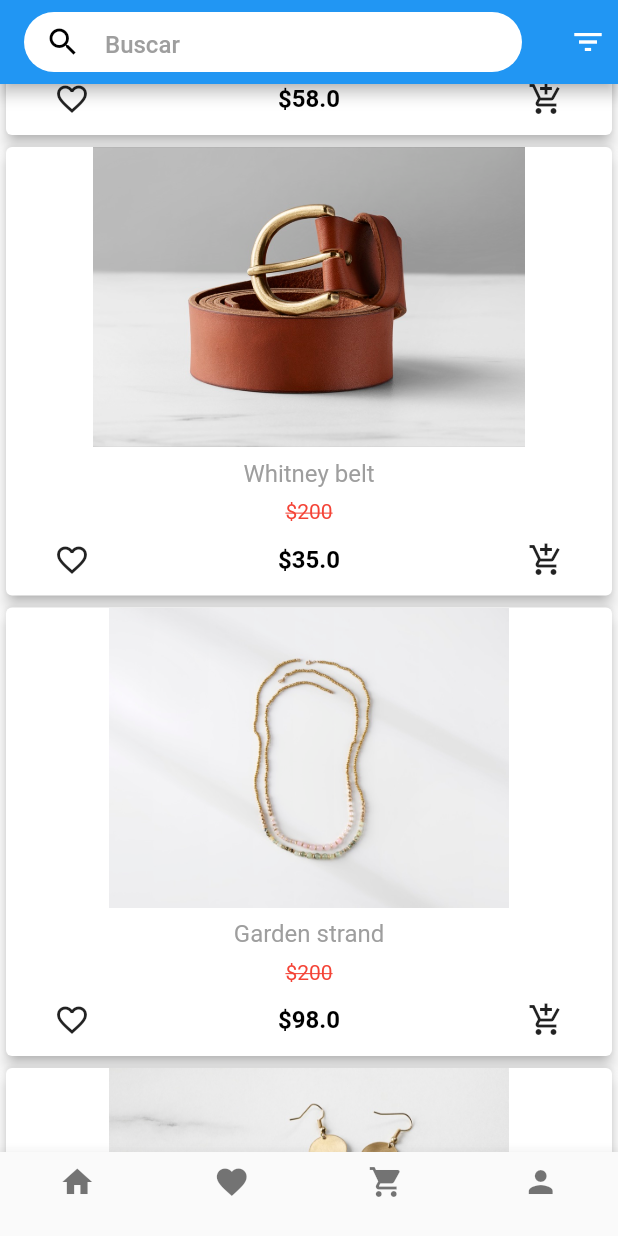
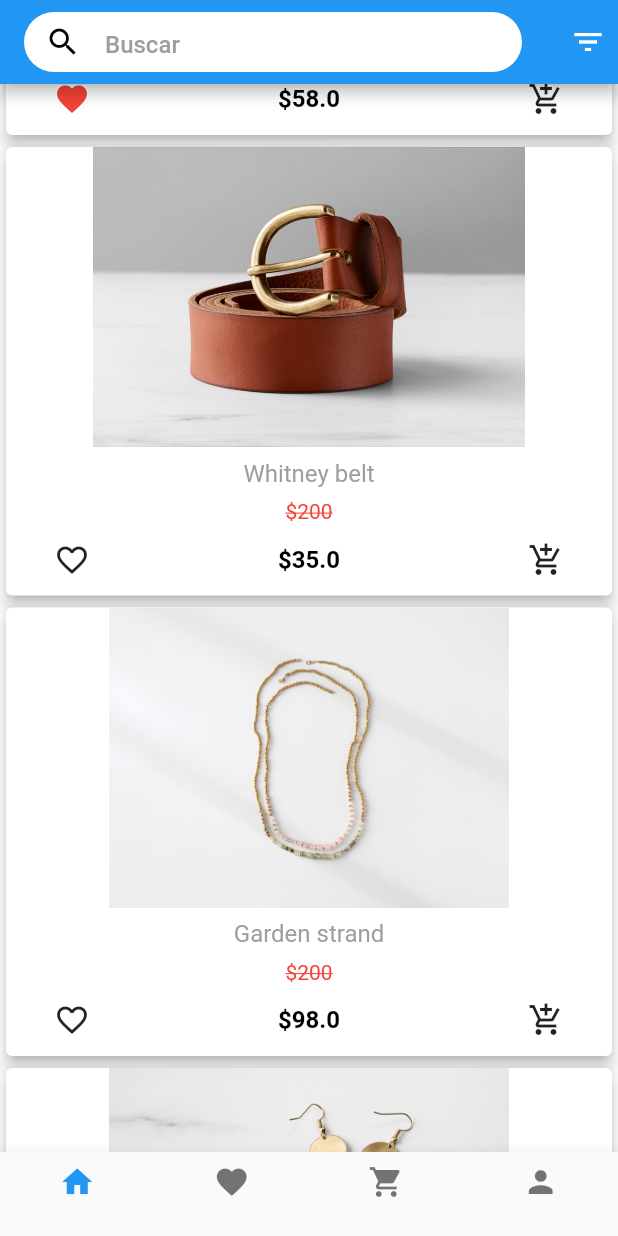
Before and after one commit to guillermolopez3/ecommerce, a Flutter app: the screen it shows after launch, scrolled down 576 dp, after a tap on the "favorite outline" icon, on a phone screen of 412 x 824 dp. Run offline on Flutter 3.47's test engine with Material 2 defaults, Android fonts, the phone set to English and light mode, and no system bars.

Commit message:
el diseño para la lista de productos, favoritos y el carrito esta listo

```diff
--- a/e_commerce/lib/home.dart
+++ b/e_commerce/lib/home.dart
@@ -5,6 +5,8 @@ import 'model/product.dart';
 import 'item_list_product.dart';
 import 'search.dart';
 import 'category_filter.dart';
+import 'favoritos/ui/favoritos_screen.dart';
+import 'carrito/carrito_screen.dart';
 
 class Home extends StatefulWidget {
   @override
@@ -12,10 +14,33 @@ class Home extends StatefulWidget {
 }
 
 class _HomeState extends State<Home> {
+  int _index = 0;
+  final List<Widget> _body = [Body(),FavoritoScreen(),Carrito()];
+  final List<String> _tituloAppBar = ['Mis Favoritos', 'Carrito', 'Perfil'];
   @override
   Widget build(BuildContext context) {
     return Scaffold(
-      appBar: AppBar(
+      appBar: _index ==0 ? _appBarWithSearch() : _simpleAppBar(),
+      body: _body[_index],
+      bottomNavigationBar: BottomNavigationBar(
+          currentIndex: _index,
+          onTap: _onTapped,
+          type: BottomNavigationBarType.fixed,
+          fixedColor: Colors.blue,
+          items: [
+            BottomNavigationBarItem(icon: Icon( Icons.home, ), title:  Padding(padding: EdgeInsets.all(0))),
+            BottomNavigationBarItem(icon: Icon( Icons.favorite,), title:  Padding(padding: EdgeInsets.all(0))),
+            BottomNavigationBarItem(icon: _iconCarritoConProductos(), title:  Padding(padding: EdgeInsets.all(0))),
+            BottomNavigationBarItem(icon: Icon( Icons.person), title:  Padding(padding: EdgeInsets.all(0))),
+          ]
+      ),
+    );
+  }
+
+  //apBar con el filtro y con la busqueda, aparece solo cuando estoy en el index 0
+  AppBar _appBarWithSearch()
+  {
+    return AppBar(
       title: _searchBtn(context),
       actions: <Widget>[
         IconButton(icon: IconButton(icon: Icon(Icons.filter_list, color: Colors.white,), onPressed: (){
@@ -28,28 +53,27 @@ class _HomeState extends State<Home> {
         }),
         )
       ],
-      ),
-      body: Body(),
-      bottomNavigationBar: BottomNavigationBar(
-          onTap: (index){
+    );
+  }
 
-          },
-          type: BottomNavigationBarType.fixed,
-          fixedColor: Colors.black54,
-          items: [
-            BottomNavigationBarItem(icon: Icon( Icons.home, color: Colors.black54,), title:  Padding(padding: EdgeInsets.all(0))),
-            BottomNavigationBarItem(icon: Icon( Icons.favorite, color: Colors.black54), title:  Padding(padding: EdgeInsets.all(0))),
-            BottomNavigationBarItem(icon: _iconCarritoConProductos(), title:  Padding(padding: EdgeInsets.all(0))),
-            BottomNavigationBarItem(icon: Icon( Icons.person, color: Colors.black54), title:  Padding(padding: EdgeInsets.all(0))),
-          ]
-      ),
+  AppBar _simpleAppBar()
+  {
+    return AppBar(
+      title: Text(_tituloAppBar[_index - 1]),
     );
+  }
+
+  void _onTapped(int index)
+  {
+      setState(() {
+        _index = index;
+      });
   }
 
   //agrego al icono del carrito un circulo indicador de cant de items agregados o ninguno
   _iconCarritoConProductos()=> Stack(
     children: <Widget>[
-      Icon( Icons.shopping_cart, color: Colors.black54,),
+      Icon( Icons.shopping_cart),
       ScopedModelDescendant<AppStateModel>(
         builder: (context, child, model){
           int cant = model.totalCartQuantity;
--- a/e_commerce/lib/item_list_product.dart
+++ b/e_commerce/lib/item_list_product.dart
@@ -6,16 +6,22 @@ import 'product_detail.dart';
 
 //Clase que se encarga de dibujar los items de la lista con productos (Img, nombre, precio anterior, precio actual y botones de fav y agregar a carrito
 
-class ItemListProducts extends StatelessWidget {
+class ItemListProducts extends StatefulWidget {
   final Product product;
 
   ItemListProducts({this.product});
 
   @override
+  _ItemListProductsState createState() => _ItemListProductsState();
+}
+
+class _ItemListProductsState extends State<ItemListProducts> {
+  bool _isFav = false;
+  @override
   Widget build(BuildContext context) {
     return InkWell(
       onTap: () {
-        Navigator.of(context).push(MaterialPageRoute(builder: (context)=> ProductDetail(product: product,)));
+        Navigator.of(context).push(MaterialPageRoute(builder: (context)=> ProductDetail(product: widget.product,)));
       },
       child: Card(
         elevation: 4.0,
@@ -23,9 +29,9 @@ class ItemListProducts extends StatelessWidget {
           children: <Widget>[
             Container(
               child: Hero(
-                tag: product.id,
+                tag: widget.product.id,
                 child: Image.asset(
-                  product.assetName,
+                  widget.product.assetName,
                   fit: BoxFit.cover,
                 ),
               ),
@@ -35,7 +41,7 @@ class ItemListProducts extends StatelessWidget {
               height: 8.0,
             ),
             Text(
-              product.name,
+              widget.product.name,
               style: TextStyle(fontSize: 16.0, color: Colors.grey),
             ),
             SizedBox(
@@ -54,11 +60,13 @@ class ItemListProducts extends StatelessWidget {
                 mainAxisAlignment: MainAxisAlignment.spaceBetween,
                 children: <Widget>[
                   IconButton(
-                    icon: Icon(Icons.favorite_border),
-                    onPressed: () {},
+                    icon: (_isFav ? Icon(Icons.favorite, color: Colors.red,) : Icon(Icons.favorite_border)),
+                    onPressed: () {
+                        _toggleFav();
+                    },
                   ),
                   Text(
-                    '\$${product.price}',
+                    '\$${widget.product.price}',
                     style: TextStyle(
                         fontSize: 16.0,
                         color: Colors.black,
@@ -69,7 +77,7 @@ class ItemListProducts extends StatelessWidget {
                       return IconButton(
                         icon: Icon(Icons.add_shopping_cart),
                         onPressed: () {
-                          model.addProductsToCart(product.id);
+                          model.addProductsToCart(widget.product.id);
                         },
                       );
                     },
@@ -82,4 +90,9 @@ class ItemListProducts extends StatelessWidget {
       ),
     );
   }
+  void _toggleFav(){
+     setState(() {
+       _isFav = !_isFav;
+     });
+  }
 }
--- a/e_commerce/pubspec.yaml
+++ b/e_commerce/pubspec.yaml
@@ -21,9 +21,9 @@ dependencies:
     sdk: flutter
 
   cupertino_icons: ^0.1.2
-  intl: ^0.15.7
-  scoped_model: ^0.3.0
-  shrine_images: ^1.0.0
+  intl: ^0.15.8
+  scoped_model: ^1.0.1
+  shrine_images: ^1.1.2
 
 dev_dependencies:
   flutter_test:
```
Also changed, not shown: e_commerce/lib/carrito/carrito_screen.dart (added, +252 -0 lines), e_commerce/lib/favoritos/ui/favoritos_screen.dart (added, +33 -0 lines), e_commerce/lib/model/app_state_model.dart (+9 -0 lines), e_commerce/lib/product_detail.dart (+167 -38 lines), e_commerce/lib/user/ui/screen/sign_in_screen.dart (added, +14 -0 lines), e_commerce/lib/product/bloc/bloc_product.dart (added), e_commerce/lib/user/ui/profile.dart (added), e_commerce/pubspec.lock. Lines whose indentation alone changed are shown as unchanged.
